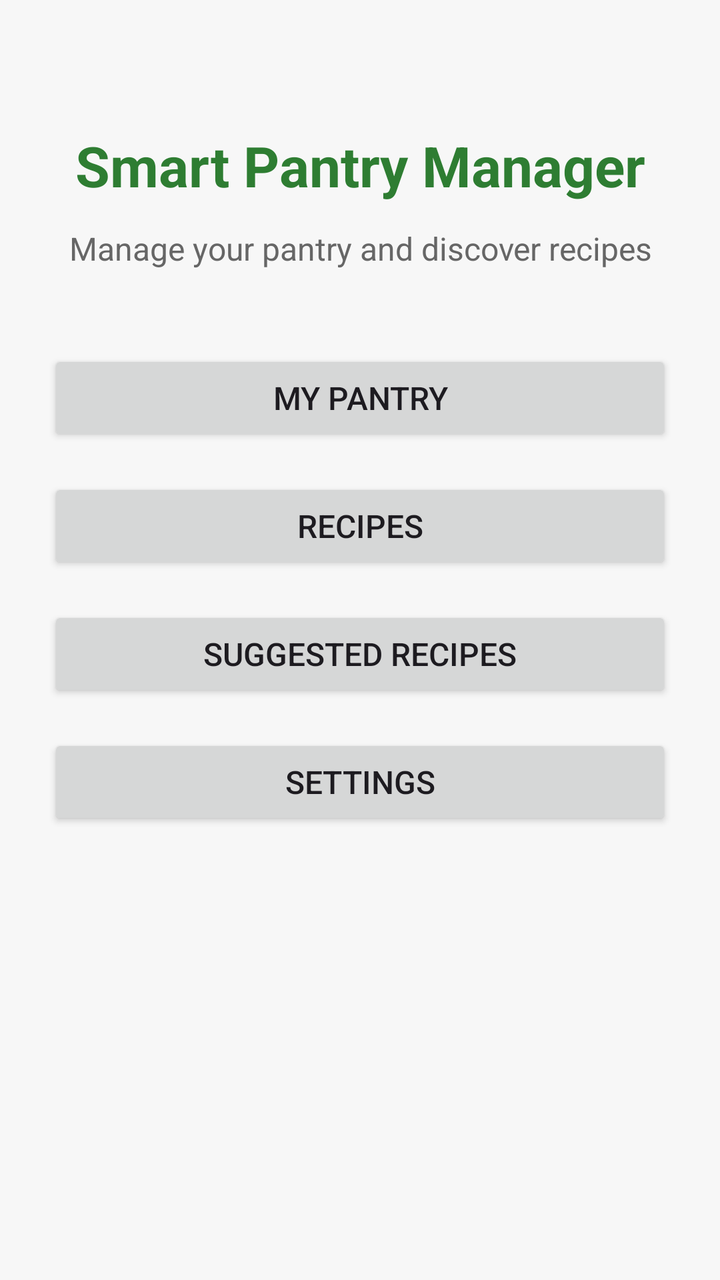
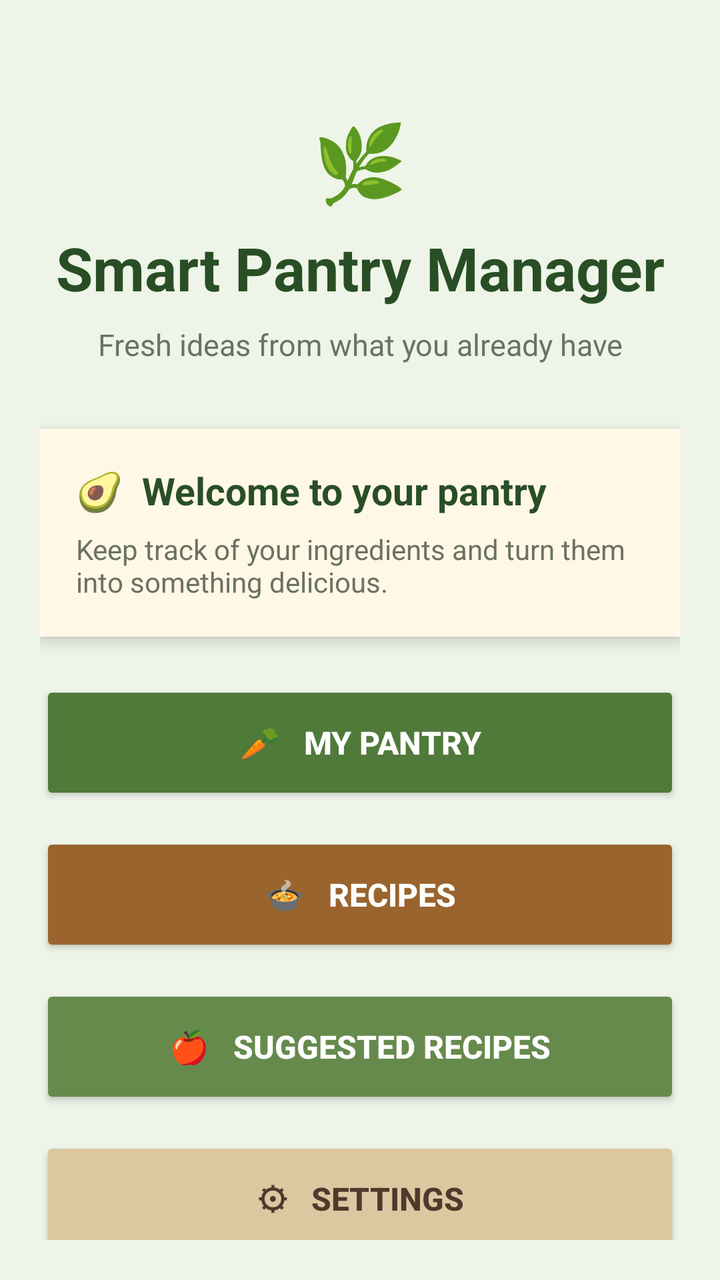

Two renders of the same Android screen: before a commit and after it. Below are the layout's source before the change and the commit's diff.
<!-- AndroidManifest.xml: application theme Theme.SmartPantryManager -->
<!-- res/layout/activity_main.xml -->
<?xml version="1.0" encoding="utf-8"?>
<LinearLayout xmlns:android="http://schemas.android.com/apk/res/android"
    android:id="@+id/main"
    android:layout_width="match_parent"
    android:layout_height="match_parent"
    android:orientation="vertical"
    android:padding="24dp"
    android:background="#F7F7F7">

    <TextView
        android:layout_width="match_parent"
        android:layout_height="wrap_content"
        android:text="Smart Pantry Manager"
        android:textSize="28sp"
        android:textStyle="bold"
        android:textColor="#2E7D32"
        android:gravity="center"
        android:layout_marginTop="40dp"
        android:layout_marginBottom="12dp" />

    <TextView
        android:layout_width="match_parent"
        android:layout_height="wrap_content"
        android:text="Manage your pantry and discover recipes"
        android:textSize="16sp"
        android:textColor="#666666"
        android:gravity="center"
        android:layout_marginBottom="40dp" />

    <Button
        android:id="@+id/btnMyPantry"
        android:layout_width="match_parent"
        android:layout_height="wrap_content"
        android:text="My Pantry"
        android:textSize="16sp"
        android:layout_marginBottom="16dp" />

    <Button
        android:id="@+id/btnRecipes"
        android:layout_width="match_parent"
        android:layout_height="wrap_content"
        android:text="Recipes"
        android:textSize="16sp"
        android:layout_marginBottom="16dp" />

    <Button
        android:id="@+id/btnSuggestedRecipes"
        android:layout_width="match_parent"
        android:layout_height="wrap_content"
        android:text="Suggested Recipes"
        android:textSize="16sp"
        android:layout_marginBottom="16dp" />

    <Button
        android:id="@+id/btnSettings"
        android:layout_width="match_parent"
        android:layout_height="wrap_content"
        android:text="Settings"
        android:textSize="16sp" />

</LinearLayout>
<!-- resources referenced by this layout -->
<resources>
  <style name="Theme.SmartPantryManager" parent="Base.Theme.SmartPantryManager" />
  <style name="Base.Theme.SmartPantryManager" parent="Theme.Material3.DayNight.NoActionBar">
          
          
      </style>
</resources>

<!-- the commit's change to res/layout/activity_main.xml (unified diff, before → after) -->
@@ -4,58 +4,131 @@
     android:layout_width="match_parent"
     android:layout_height="match_parent"
     android:orientation="vertical"
-    android:padding="24dp"
-    android:background="#F7F7F7">
+    android:background="#EEF5E8"
+    android:padding="20dp">
+
+    
+    <TextView
+        android:layout_width="match_parent"
+        android:layout_height="wrap_content"
+        android:text="🌿"
+        android:textSize="38sp"
+        android:gravity="center"
+        android:layout_marginTop="35dp"
+        android:layout_marginBottom="8dp" />
 
     <TextView
         android:layout_width="match_parent"
         android:layout_height="wrap_content"
         android:text="Smart Pantry Manager"
-        android:textSize="28sp"
+        android:textSize="30sp"
         android:textStyle="bold"
-        android:textColor="#2E7D32"
+        android:textColor="#294E25"
         android:gravity="center"
-        android:layout_marginTop="40dp"
-        android:layout_marginBottom="12dp" />
+        android:layout_marginBottom="8dp" />
 
     <TextView
         android:layout_width="match_parent"
         android:layout_height="wrap_content"
-        android:text="Manage your pantry and discover recipes"
-        android:textSize="16sp"
-        android:textColor="#666666"
+        android:text="Fresh ideas from what you already have"
+        android:textSize="15sp"
+        android:textColor="#6B725F"
         android:gravity="center"
-        android:layout_marginBottom="40dp" />
+        android:layout_marginBottom="32dp" />
 
+    
+    <LinearLayout
+        android:layout_width="match_parent"
+        android:layout_height="wrap_content"
+        android:orientation="vertical"
+        android:background="#FFF8E7"
+        android:elevation="5dp"
+        android:padding="18dp"
+        android:layout_marginBottom="22dp">
+
+        <TextView
+            android:layout_width="match_parent"
+            android:layout_height="wrap_content"
+            android:text="🥑  Welcome to your pantry"
+            android:textSize="19sp"
+            android:textStyle="bold"
+            android:textColor="#294E25"
+            android:layout_marginBottom="7dp" />
+
+        <TextView
+            android:layout_width="match_parent"
+            android:layout_height="wrap_content"
+            android:text="Keep track of your ingredients and turn them into something delicious."
+            android:textSize="14sp"
+            android:textColor="#6B725F" />
+
+    </LinearLayout>
+
+    
     <Button
         android:id="@+id/btnMyPantry"
         android:layout_width="match_parent"
-        android:layout_height="wrap_content"
-        android:text="My Pantry"
+        android:layout_height="62dp"
+        android:text="🥕   MY PANTRY"
         android:textSize="16sp"
-        android:layout_marginBottom="16dp" />
+        android:textStyle="bold"
+        android:textColor="#FFFFFF"
+        android:backgroundTint="#4F7A3A"
+        android:elevation="6dp"
+        android:layout_marginBottom="14dp" />
 
+    
     <Button
         android:id="@+id/btnRecipes"
         android:layout_width="match_parent"
-        android:layout_height="wrap_content"
-        android:text="Recipes"
+        android:layout_height="62dp"
+        android:text="🍲   RECIPES"
         android:textSize="16sp"
-        android:layout_marginBottom="16dp" />
+        android:textStyle="bold"
+        android:textColor="#FFFFFF"
+        android:backgroundTint="#9A642E"
+        android:elevation="6dp"
+        android:layout_marginBottom="14dp" />
 
+    
     <Button
         android:id="@+id/btnSuggestedRecipes"
         android:layout_width="match_parent"
-        android:layout_height="wrap_content"
-        android:text="Suggested Recipes"
+        android:layout_height="62dp"
+        android:text="🍎   SUGGESTED RECIPES"
         android:textSize="16sp"
-        android:layout_marginBottom="16dp" />
+        android:textStyle="bold"
+        android:textColor="#FFFFFF"
+        android:backgroundTint="#668A4C"
+        android:elevation="6dp"
+        android:layout_marginBottom="14dp" />
 
+    
     <Button
         android:id="@+id/btnSettings"
         android:layout_width="match_parent"
+        android:layout_height="62dp"
+        android:text="⚙   SETTINGS"
+        android:textSize="16sp"
+        android:textStyle="bold"
+        android:textColor="#4D3A2B"
+        android:backgroundTint="#DCC7A1"
+        android:elevation="6dp" />
+
+    
+    <Space
+        android:layout_width="match_parent"
+        android:layout_height="0dp"
+        android:layout_weight="1" />
+
+    <TextView
+        android:layout_width="match_parent"
         android:layout_height="wrap_content"
-        android:text="Settings"
-        android:textSize="16sp" />
+        android:text="🌱  Plan • Cook • Waste Less"
+        android:textSize="13sp"
+        android:textStyle="bold"
+        android:textColor="#668A4C"
+        android:gravity="center"
+        android:layout_marginBottom="15dp" />
 
 </LinearLayout>
